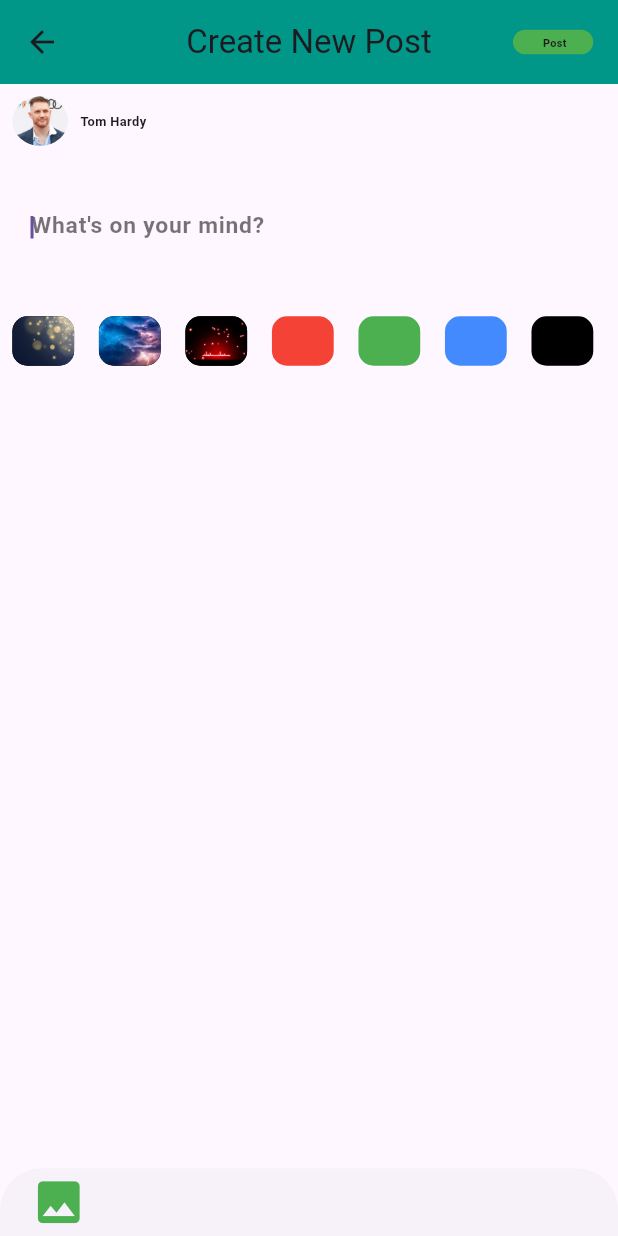
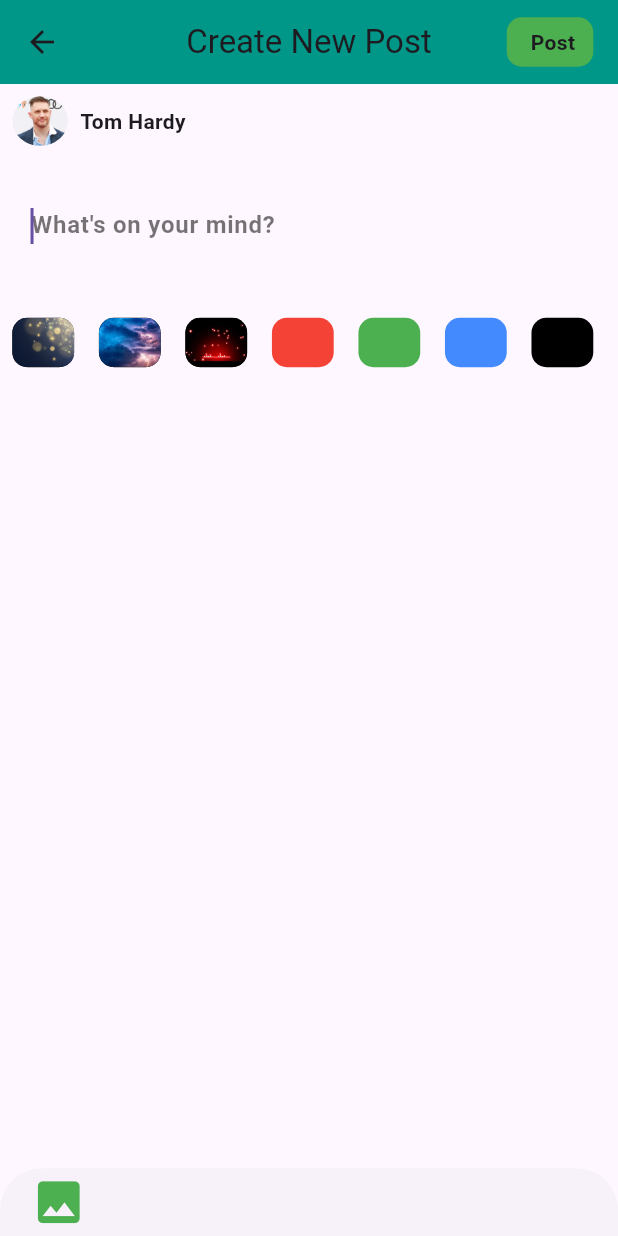
Before and after one commit to abdulawalarif/facebook_feed, a Flutter app: the CreatePostScreen screen opened by its route, on a phone screen of 412 x 824 dp. Run offline on Flutter 3.47's test engine with Material 3 defaults, Android fonts, the phone set to English and light mode, and no system bars; our stand-ins replace font_awesome_flutter, gap, image_picker, pinput, sizer; missing offline and left inert: flutter_reaction_button.

Commit message:
bottom overflow is removed from image picker dialog

```diff
--- a/lib/auth/change_password.dart
+++ b/lib/auth/change_password.dart
@@ -254,12 +254,12 @@ class _ChangePasswordState extends State<ChangePassword> {
                   ),
                   height: 6.h,
                   width: 50.w,
-                  child: Center(child: Text(
+                  child: const Center(child: Text(
                     'Confirm',
                     style: TextStyle(
                       color: Colors.white,
                       fontWeight: FontWeight.bold,
-                      fontSize: 13.sp
+
                     ),
                   ),),
                 ),
--- a/lib/feed/comments.dart
+++ b/lib/feed/comments.dart
@@ -118,13 +118,13 @@ class _CommentsState extends State<Comments> {
           ),
         ),
         Gap(2.w),
-        Column(
+        const Column(
           crossAxisAlignment: CrossAxisAlignment.start,
           children: [
             Text(
               'Abdul Awal Arif',
               style: TextStyle(
-                fontSize: 12.sp,
+
                 fontWeight: FontWeight.bold,
                 color: Colors.black,
               ),
--- a/lib/feed/create_post_screen.dart
+++ b/lib/feed/create_post_screen.dart
@@ -38,9 +38,7 @@ class _CreatePostScreenState extends State<CreatePostScreen> {
           title: const Text('Create New Post'),
           centerTitle: true,
           actions: [
-            Padding(
-              padding: EdgeInsets.only(right: 4.w, top: 1.h, bottom: 1.h),
-              child: GestureDetector(
+            GestureDetector(
               onTap: () {
                 if (_postController.text.isEmpty) {
                   const snackBar = SnackBar(
@@ -68,21 +66,23 @@ class _CreatePostScreenState extends State<CreatePostScreen> {
                   Navigator.of(context).pop();
                 }
               },
+              child: Padding(
+                padding: EdgeInsets.only(right: 4.w,  ),
                 child: Container(
-                  height: 2.h,
-                  width: 13.w,
+                  height: 4.h,
+                  width: 14.w,
                   decoration: BoxDecoration(
                     color: Colors.green,
                     borderRadius: BorderRadius.circular(
                       10,
                     ),
                   ),
-                  child: Center(
+                  child:const Center(
                     child: Text(
                       ' Post',
                       style: TextStyle(
                         fontWeight: FontWeight.bold,
-                        fontSize: 11.sp,
+
                       ),
                     ),
                   ),
@@ -106,17 +106,16 @@ class _CreatePostScreenState extends State<CreatePostScreen> {
                   ),
                 ),
                 Gap(2.w),
-                Text(
+                const  Text(
                   'Tom Hardy',
                   style:
-                      TextStyle(fontSize: 12.sp, fontWeight: FontWeight.bold),
+                      TextStyle(  fontWeight: FontWeight.bold),
                 ),
               ],
             ),
             Gap(1.h),
             currentColor == Colors.white
-                ? Flexible(
-                    child: TextField(
+                ? TextField(
                   autofocus: true,
                   controller: _postController,
                   decoration: InputDecoration(
@@ -124,18 +123,15 @@ class _CreatePostScreenState extends State<CreatePostScreen> {
                     contentPadding:
                         EdgeInsets.only(left: 5.w, top: 4.h, bottom: 4.h),
                     border: InputBorder.none,
-                        hintStyle: TextStyle(
-                            fontSize: 16.sp, // Set the font size for the hint
+                    hintStyle: const TextStyle(
+
                         fontWeight: FontWeight.bold,
                         color: Colors.black54,),
                   ),
                   maxLines: null,
                   textAlignVertical: TextAlignVertical.center,
                   textAlign: TextAlign.left,
-                      style: TextStyle(
-                        fontSize: 13.sp, // Set the font size for the input text
-                        // Make the input text bold
-                      ),
+
                   onChanged: (val) {
                     final lines = val.split('\n');
                     numberOfLines = lines.length;
@@ -143,7 +139,6 @@ class _CreatePostScreenState extends State<CreatePostScreen> {
                       numberOfLines = lines.length;
                     });
                   },
-                    ),
                 )
                 : Container(
                     height: 30.h,
@@ -165,9 +160,9 @@ class _CreatePostScreenState extends State<CreatePostScreen> {
                         contentPadding:
                             EdgeInsets.only(left: 5.w, top: 4.h, bottom: 4.h),
                         border: InputBorder.none,
-                        hintStyle: TextStyle(
+                        hintStyle: const TextStyle(
                             height: 3,
-                            fontSize: 16.sp, // Set the font size for the hint
+                             // Set the font size for the hint
                             fontWeight: FontWeight.bold,
                             color: Colors.black54,),
                       ),
@@ -497,7 +492,7 @@ class _CreatePostScreenState extends State<CreatePostScreen> {
             shape: RoundedRectangleBorder(
                 borderRadius: BorderRadius.circular(20.0),), //this right here
             child: SizedBox(
-              height: 150,
+              height: 23.h,
               child: Padding(
                 padding: const EdgeInsets.all(12.0),
                 child: Column(
--- a/lib/main.dart
+++ b/lib/main.dart
@@ -29,6 +29,6 @@
           onGenerateRoute: Routes.generatedRoute,
         ),
       );
-    });
+    },);
   }
 }
```
Also changed, not shown: lib/auth/login_scree.dart (+6 -7 lines), lib/feed/feed_screen.dart (+21 -21 lines), lib/feed/update_post_screen.dart (+14 -17 lines). Lines whose indentation alone changed are shown as unchanged.
